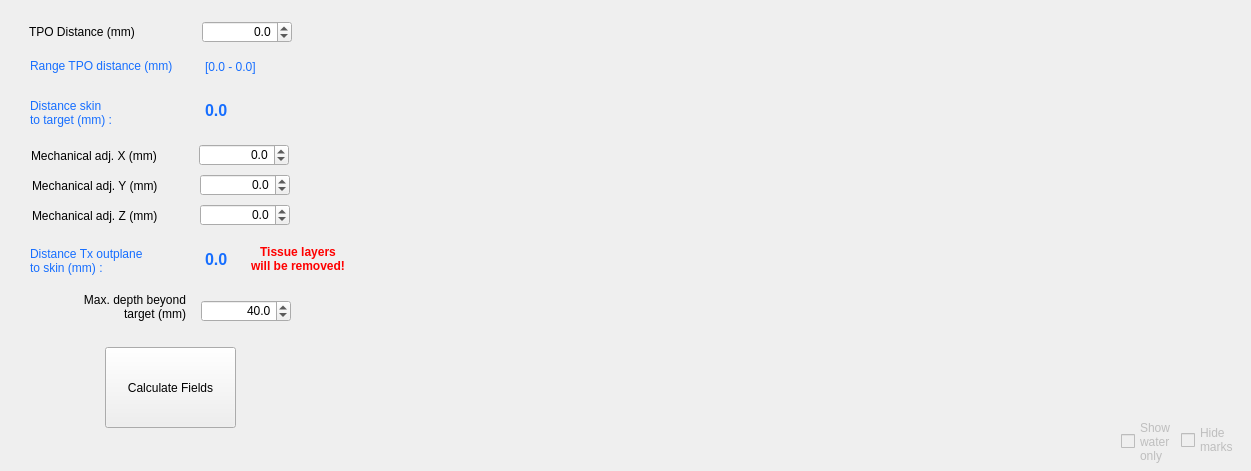
This is BabelBrain/Babel_CTX500/form.ui in ProteusMRIgHIFU/BabelBrain as Qt 5 draws it before an edit. The edited form follows.
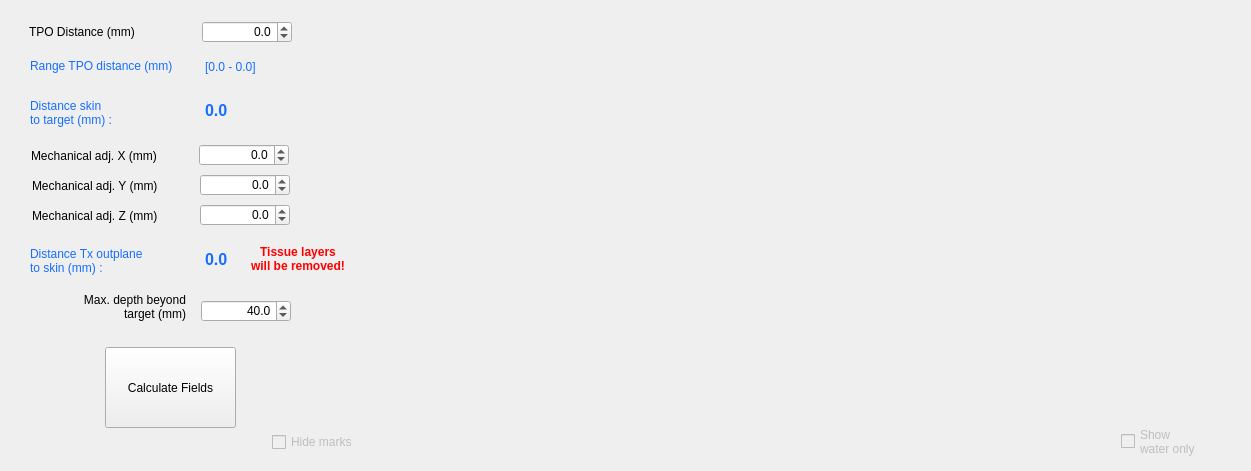
This is the edited form.

Patch:
```diff
--- a/BabelBrain/Babel_CTX500/form.ui
+++ b/BabelBrain/Babel_CTX500/form.ui
@@ -342,14 +342,13 @@
     <rect>
      <x>1121</x>
      <y>416</y>
-     <width>71</width>
+     <width>91</width>
      <height>51</height>
     </rect>
    </property>
    <property name="text">
     <string>Show
-water
-only</string>
+water only</string>
    </property>
   </widget>
   <widget class="QLabel" name="label_27">
@@ -438,15 +437,14 @@
    </property>
    <property name="geometry">
     <rect>
-     <x>1181</x>
-     <y>426</y>
-     <width>69</width>
+     <x>272</x>
+     <y>428</y>
+     <width>93</width>
      <height>28</height>
     </rect>
    </property>
    <property name="text">
-    <string>Hide
-marks</string>
+    <string>Hide marks</string>
    </property>
   </widget>
  </widget>
```
